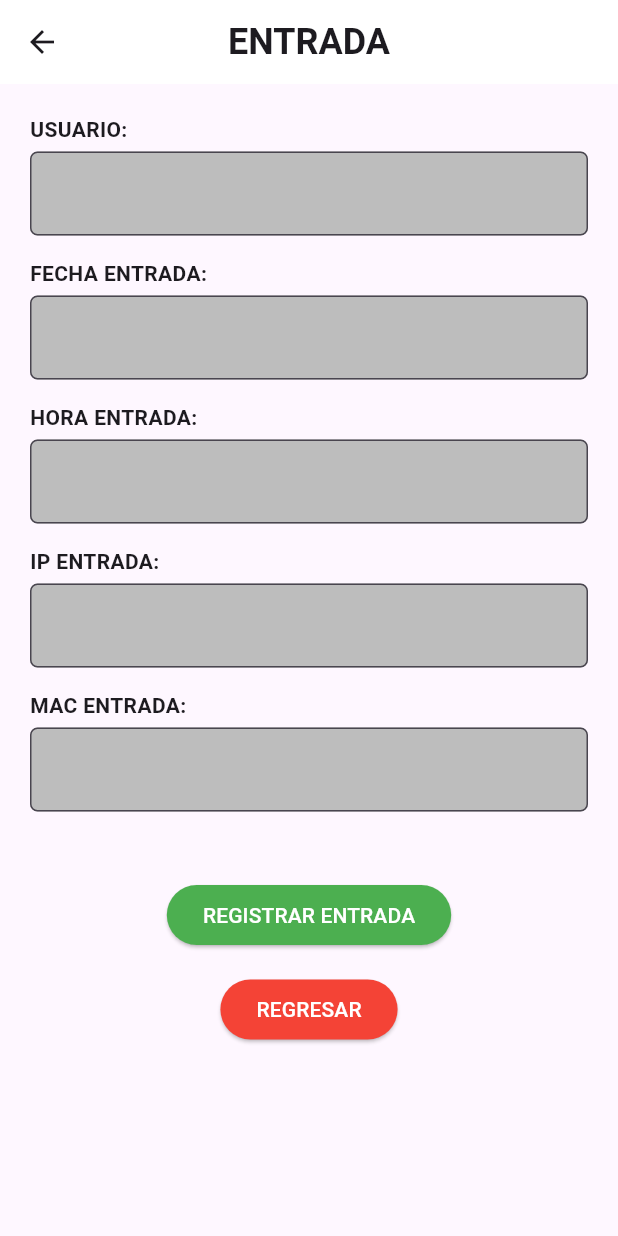
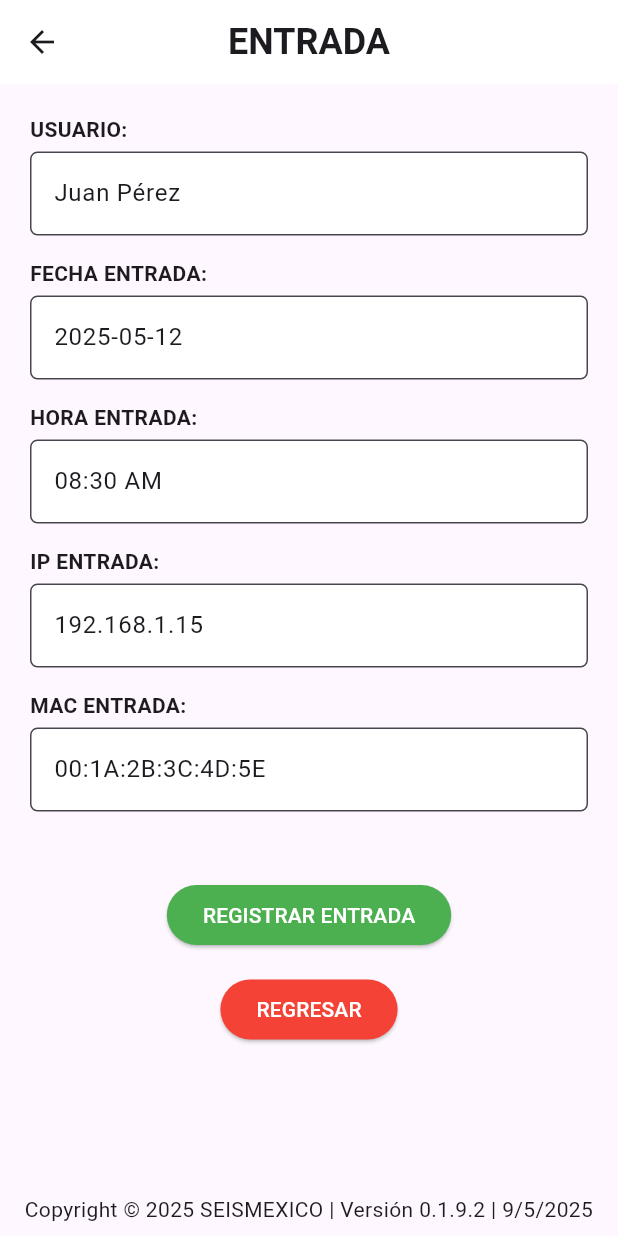
Before and after one commit to angelcruz24/Asistencia, a Flutter app: the Entrada screen opened directly, on a phone screen of 412 x 824 dp. Run offline on Flutter 3.47's test engine with Material 3 defaults, Android fonts, the phone set to English and light mode, and no system bars; our stand-ins replace awesome_dialog.

Commit message:
Colores corregidos

```diff
--- a/app/flutter_application_asistencia/lib/src/views/entrada.dart
+++ b/app/flutter_application_asistencia/lib/src/views/entrada.dart
@@ -1,13 +1,15 @@
 import 'package:flutter/material.dart';
 import 'package:flutter_application_asistencia/src/temas/botones.dart';
+import 'package:flutter_application_asistencia/src/temas/piedepagina.dart';
+import 'package:flutter_application_asistencia/src/views/home.dart';
 
 
 class Entrada extends StatelessWidget {
-  final TextEditingController usuarioController = TextEditingController();
-  final TextEditingController fechaController = TextEditingController();
-  final TextEditingController horaController = TextEditingController();
-  final TextEditingController ipController = TextEditingController();
-  final TextEditingController macController = TextEditingController();
+  final TextEditingController usuarioController = TextEditingController(text: "Juan Pérez");
+  final TextEditingController fechaController = TextEditingController(text: "2025-05-12");
+  final TextEditingController horaController = TextEditingController(text: "08:30 AM");
+  final TextEditingController ipController = TextEditingController(text: "192.168.1.15");
+  final TextEditingController macController = TextEditingController(text: "00:1A:2B:3C:4D:5E");
 
   @override
   Widget build(BuildContext context) {
@@ -18,7 +20,7 @@ class Entrada extends StatelessWidget {
         backgroundColor: Colors.white,
         elevation: 0,
       ),
-      body: Padding(
+      body: SingleChildScrollView(
         padding: const EdgeInsets.all(20),
         child: Column(
           crossAxisAlignment: CrossAxisAlignment.start,
@@ -33,11 +35,15 @@ class Entrada extends StatelessWidget {
               child: Column(
                 children: [
                   Estilosbotones.btnsuccess("REGISTRAR ENTRADA", () {
-                    // Acción al registrar
+                    // Acción al registrar entrada
+                    // Aquí puedes poner un mensaje o lógica de guardado
                   }),
                   const SizedBox(height: 15),
                   Estilosbotones.btndanger("REGRESAR", () {
-                    Navigator.pop(context);
+                    Navigator.pushReplacement(
+                      context,
+                      MaterialPageRoute(builder: (context) => const Bienvenido()),
+                    );
                   }),
                 ],
               ),
@@ -45,6 +51,7 @@ class Entrada extends StatelessWidget {
           ],
         ),
       ),
+      bottomNavigationBar: const Piedepagina(),
     );
   }
 
@@ -58,9 +65,10 @@ class Entrada extends StatelessWidget {
           const SizedBox(height: 5),
           TextField(
             controller: controlador,
+            readOnly: true, // Campo solo lectura
             decoration: InputDecoration(
               filled: true,
-              fillColor: Colors.grey[400],
+              fillColor: const Color.fromARGB(255, 255, 255, 255),
               border: OutlineInputBorder(
                 borderRadius: BorderRadius.circular(5),
               ),
```
